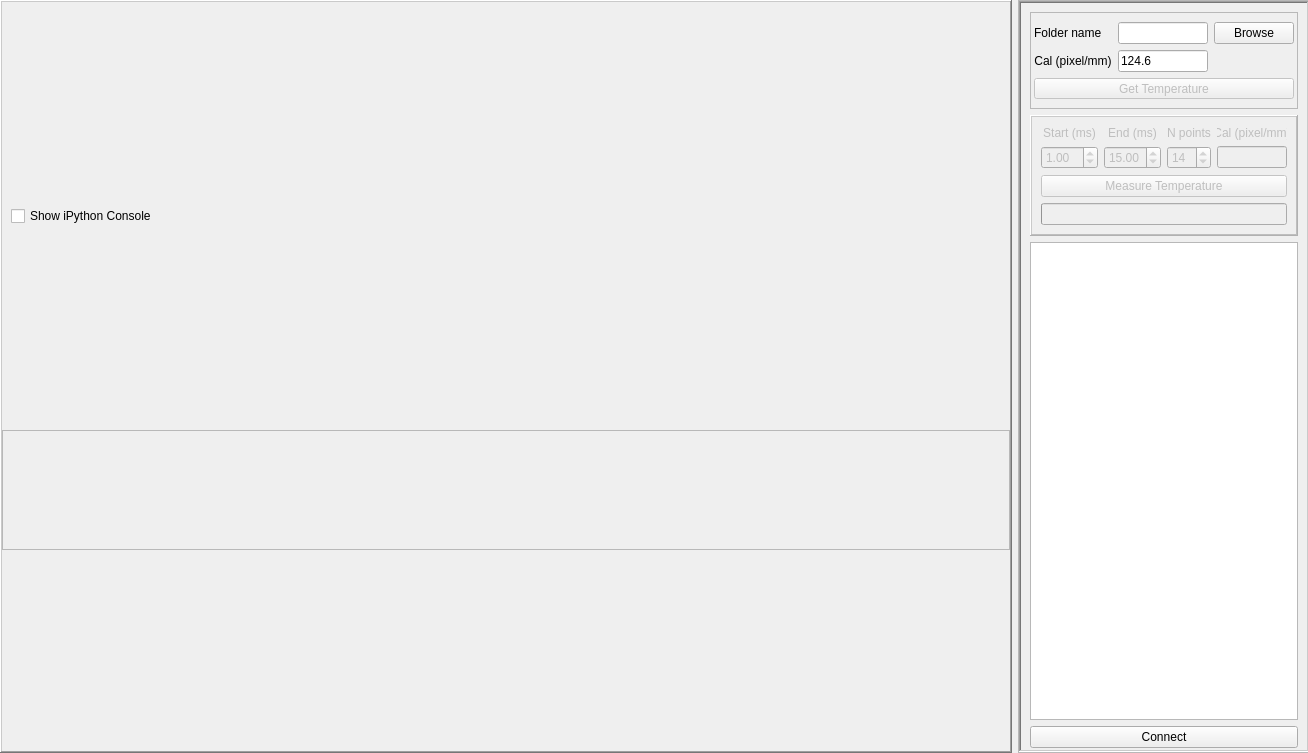
Old version of the form widgets/temperature/gui.ui in the repository JeremyQO/GUI-Experiment.
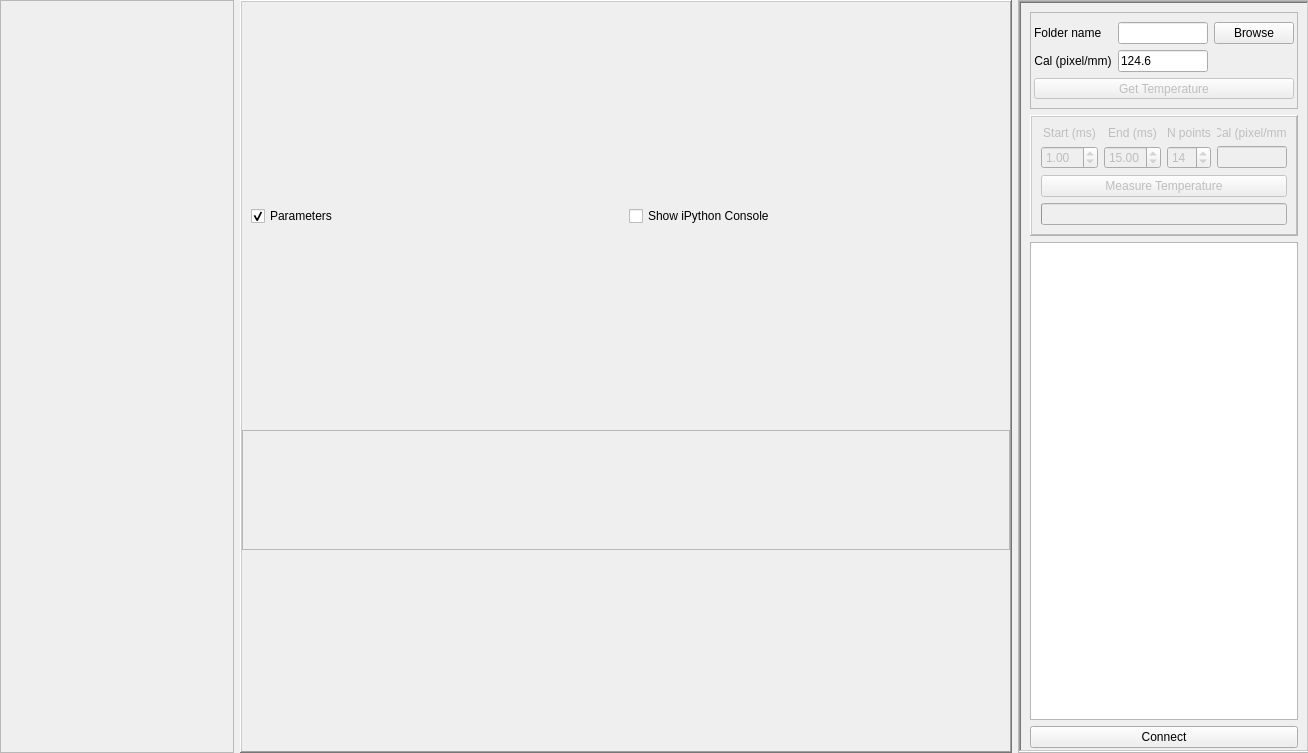
New version of the form.

Patch:
```diff
--- a/widgets/temperature/gui.ui
+++ b/widgets/temperature/gui.ui
@@ -26,11 +26,39 @@
    <property name="bottomMargin">
     <number>0</number>
    </property>
+   <item>
+    <widget class="QFrame" name="frame_parameters">
+     <property name="minimumSize">
+      <size>
+       <width>234</width>
+       <height>0</height>
+      </size>
+     </property>
+     <property name="frameShape">
+      <enum>QFrame::StyledPanel</enum>
+     </property>
+     <property name="frameShadow">
+      <enum>QFrame::Raised</enum>
+     </property>
+    </widget>
+   </item>
    <item>
     <widget class="QFrame" name="frame">
      <property name="enabled">
       <bool>true</bool>
      </property>
+     <property name="minimumSize">
+      <size>
+       <width>772</width>
+       <height>0</height>
+      </size>
+     </property>
+     <property name="maximumSize">
+      <size>
+       <width>16777215</width>
+       <height>16777215</height>
+      </size>
+     </property>
      <property name="frameShape">
       <enum>QFrame::WinPanel</enum>
      </property>
@@ -74,6 +102,16 @@
          <property name="bottomMargin">
           <number>0</number>
          </property>
+         <item>
+          <widget class="QCheckBox" name="checkBox_parameters">
+           <property name="text">
+            <string>Parameters</string>
+           </property>
+           <property name="checked">
+            <bool>true</bool>
+           </property>
+          </widget>
+         </item>
          <item alignment="Qt::AlignVCenter">
           <widget class="QCheckBox" name="checkBox_iPython">
            <property name="enabled">
```
